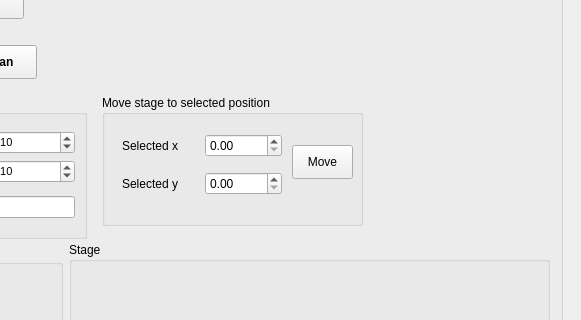
First picture: the form in spec_pz.ui, repository SarthakJariwala/HW_PI_PiezoStage, before the edit; both pictures show x 531 to 1112 and y 88 to 408 of the 1112 by 794 pixel window.
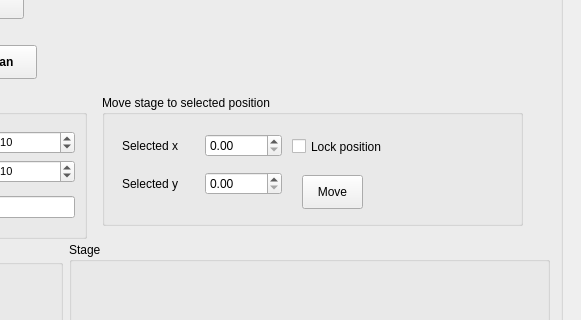
Second picture: the form after the edit.

Commit message: crosshair updated to work w/ just clicking

```diff
--- a/spec_pz.ui
+++ b/spec_pz.ui
@@ -391,7 +391,7 @@
       <rect>
        <x>620</x>
        <y>170</y>
-       <width>261</width>
+       <width>421</width>
        <height>131</height>
       </rect>
      </property>
@@ -433,8 +433,8 @@
      <widget class="QPushButton" name="move_to_selected_pushButton">
       <property name="geometry">
        <rect>
-        <x>190</x>
-        <y>50</y>
+        <x>200</x>
+        <y>80</y>
         <width>61</width>
         <height>34</height>
        </rect>
@@ -443,6 +443,19 @@
        <string>Move</string>
       </property>
      </widget>
+     <widget class="QCheckBox" name="lock_position_checkBox">
+      <property name="geometry">
+       <rect>
+        <x>190</x>
+        <y>40</y>
+        <width>121</width>
+        <height>23</height>
+       </rect>
+      </property>
+      <property name="text">
+       <string>Lock position</string>
+      </property>
+     </widget>
     </widget>
    </widget>
    <widget class="QGroupBox" name="stage_groupBox">
```
The commit also changes 1 other file.
